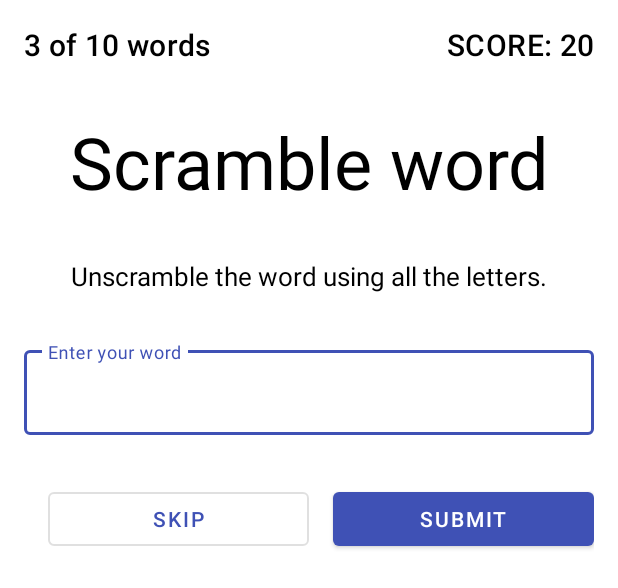
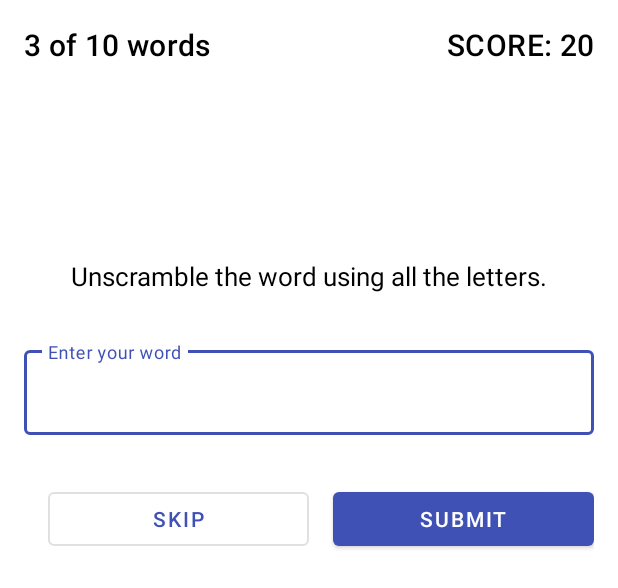
Before and after one commit to erikgreasy/android-unscramble-app, an Android app: the layout game_fragment.xml on its own in the app's theme, with its tools: preview values and no code run, on a phone screen of 412 x 824 dp. Shown: the top 588 px of the screen. Run offline under Robolectric (Android 15) with nearby library versions, the phone set to English and light mode, and no system bars.

Commit message:
refactor: use data binding for unscrumled word

```diff
--- a/app/build.gradle
+++ b/app/build.gradle
@@ -47,7 +47,7 @@ android {
         jvmTarget = '1.8'
     }
     buildFeatures {
-        viewBinding true
+        dataBinding = true
     }
 }
 
--- a/app/src/main/res/layout/game_fragment.xml
+++ b/app/src/main/res/layout/game_fragment.xml
@@ -14,9 +14,20 @@
   ~ limitations under the License.
   -->
 
-<ScrollView xmlns:android="http://schemas.android.com/apk/res/android"
+<layout xmlns:android="http://schemas.android.com/apk/res/android"
     xmlns:app="http://schemas.android.com/apk/res-auto"
-    xmlns:tools="http://schemas.android.com/tools"
+    xmlns:tools="http://schemas.android.com/tools">
+
+    <data>
+        <variable
+            name="gameViewModel"
+            type="com.example.android.unscramble.ui.game.GameViewModel" />
+        <variable
+            name="maxNoOfWords"
+            type="int" />
+    </data>
+
+    <ScrollView
         android:layout_width="match_parent"
         android:layout_height="match_parent">
 
@@ -70,7 +81,7 @@
                 app:layout_constraintEnd_toEndOf="parent"
                 app:layout_constraintStart_toStartOf="parent"
                 app:layout_constraintTop_toBottomOf="@+id/word_count"
-            tools:text="Scramble word" />
+                tools:text="@{gameViewModel.currentScrambledWord}" />
 
             <TextView
                 android:id="@+id/word_count"
@@ -118,3 +129,4 @@
 
         </androidx.constraintlayout.widget.ConstraintLayout>
     </ScrollView>
+</layout>
```
Also changed, not shown: app/src/main/java/com/example/android/unscramble/ui/game/GameFragment.kt (+11 -8 lines). Lines whose indentation alone changed are shown as unchanged.
